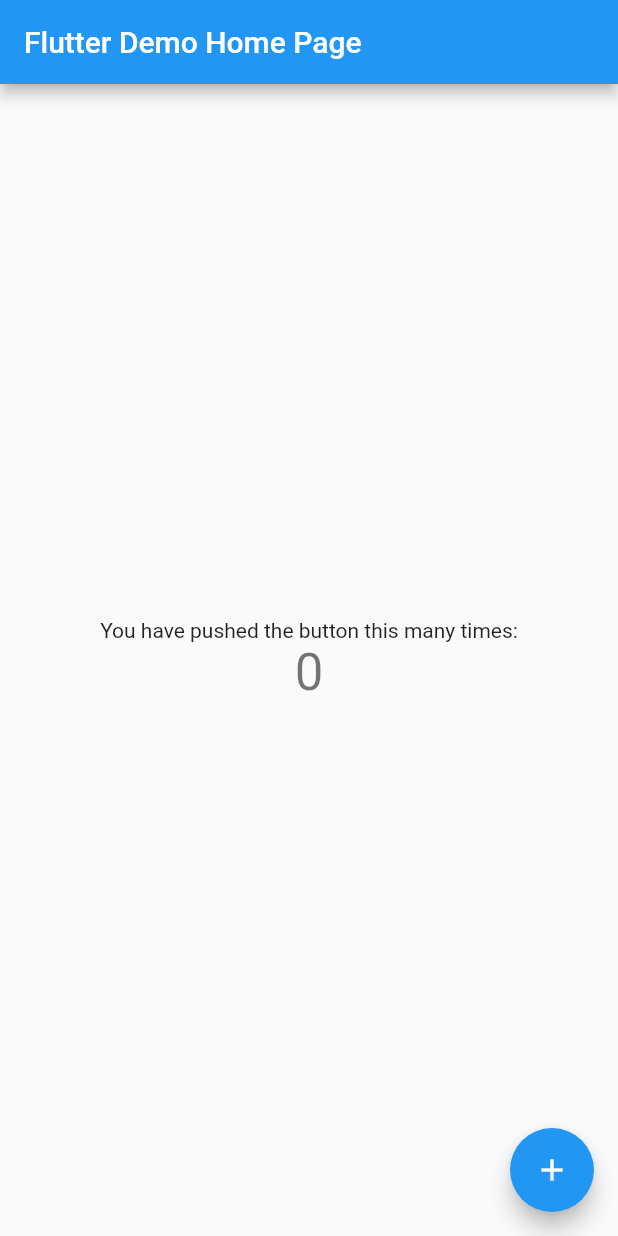
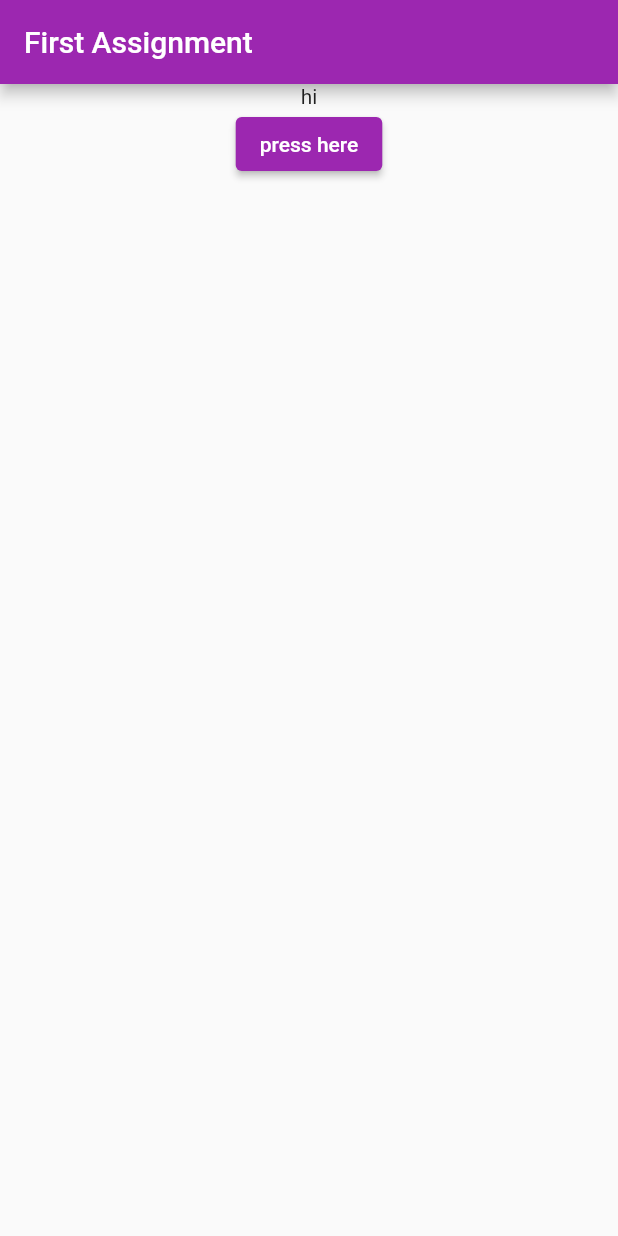
Before and after one commit to KazuToyonaga/flutter, a Flutter app: the screen it shows after launch, on a phone screen of 412 x 824 dp. Run offline on Flutter 3.47's test engine with Material 2 defaults, Android fonts, the phone set to English and light mode, and no system bars.

Commit message:
assignment day 1 updated

```diff
--- a/first_assignment/lib/main.dart
+++ b/first_assignment/lib/main.dart
@@ -1,115 +1,30 @@
-import 'package:flutter/material.dart';
+import "package:flutter/material.dart";
 
-void main() {
-  runApp(const MyApp());
-}
+void main() => runApp(App());
 
-class MyApp extends StatelessWidget {
-  const MyApp({Key? key}) : super(key: key);
-
-  // This widget is the root of your application.
+class App extends StatelessWidget {
   @override
   Widget build(BuildContext context) {
+    var changableText = 'hi';
+    var press = 'press here';
     return MaterialApp(
-      title: 'Flutter Demo',
         theme: ThemeData(
-        // This is the theme of your application.
-        //
-        // Try running your application with "flutter run". You'll see the
-        // application has a blue toolbar. Then, without quitting the app, try
-        // changing the primarySwatch below to Colors.green and then invoke
-        // "hot reload" (press "r" in the console where you ran "flutter run",
-        // or simply save your changes to "hot reload" in a Flutter IDE).
-        // Notice that the counter didn't reset back to zero; the application
-        // is not restarted.
-        primarySwatch: Colors.blue,
+            colorScheme: ColorScheme.fromSwatch(primarySwatch: Colors.purple)),
+        home: Scaffold(
+            appBar: AppBar(
+              title: Text('First Assignment'),
             ),
-      home: const MyHomePage(title: 'Flutter Demo Home Page'),
-    );
-  }
-}
-
-class MyHomePage extends StatefulWidget {
-  const MyHomePage({Key? key, required this.title}) : super(key: key);
-
-  // This widget is the home page of your application. It is stateful, meaning
-  // that it has a State object (defined below) that contains fields that affect
-  // how it looks.
-
-  // This class is the configuration for the state. It holds the values (in this
-  // case the title) provided by the parent (in this case the App widget) and
-  // used by the build method of the State. Fields in a Widget subclass are
-  // always marked "final".
-
-  final String title;
-
-  @override
-  State<MyHomePage> createState() => _MyHomePageState();
-}
-
-class _MyHomePageState extends State<MyHomePage> {
-  int _counter = 0;
-
-  void _incrementCounter() {
-    setState(() {
-      // This call to setState tells the Flutter framework that something has
-      // changed in this State, which causes it to rerun the build method below
-      // so that the display can reflect the updated values. If we changed
-      // _counter without calling setState(), then the build method would not be
-      // called again, and so nothing would appear to happen.
-      _counter++;
-    });
-  }
-
-  @override
-  Widget build(BuildContext context) {
-    // This method is rerun every time setState is called, for instance as done
-    // by the _incrementCounter method above.
-    //
-    // The Flutter framework has been optimized to make rerunning build methods
-    // fast, so that you can just rebuild anything that needs updating rather
-    // than having to individually change instances of widgets.
-    return Scaffold(
-      appBar: AppBar(
-        // Here we take the value from the MyHomePage object that was created by
-        // the App.build method, and use it to set our appbar title.
-        title: Text(widget.title),
-      ),
-      body: Center(
-        // Center is a layout widget. It takes a single child and positions it
-        // in the middle of the parent.
+            body: Container(
+              width: double.infinity,
               child: Column(
-          // Column is also a layout widget. It takes a list of children and
-          // arranges them vertically. By default, it sizes itself to fit its
-          // children horizontally, and tries to be as tall as its parent.
-          //
-          // Invoke "debug painting" (press "p" in the console, choose the
-          // "Toggle Debug Paint" action from the Flutter Inspector in Android
-          // Studio, or the "Toggle Debug Paint" command in Visual Studio Code)
-          // to see the wireframe for each widget.
-          //
-          // Column has various properties to control how it sizes itself and
-          // how it positions its children. Here we use mainAxisAlignment to
-          // center the children vertically; the main axis here is the vertical
-          // axis because Columns are vertical (the cross axis would be
-          // horizontal).
-          mainAxisAlignment: MainAxisAlignment.center,
-          children: <Widget>[
-            const Text(
-              'You have pushed the button this many times:',
-            ),
-            Text(
-              '$_counter',
-              style: Theme.of(context).textTheme.headline4,
+                children: [
+                  Text(changableText),
+                  ElevatedButton(
+                    onPressed: () {},
+                    child: Text(press),
                   ),
                 ],
               ),
-      ),
-      floatingActionButton: FloatingActionButton(
-        onPressed: _incrementCounter,
-        tooltip: 'Increment',
-        child: const Icon(Icons.add),
-      ), // This trailing comma makes auto-formatting nicer for build methods.
-    );
+            )));
   }
 }
```
Also changed, not shown: 1 other file. Lines whose indentation alone changed are shown as unchanged.
